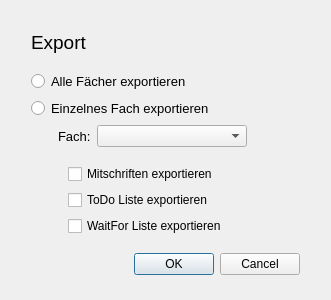
orgnnice/OrgNNice, file exportdialog.ui: the form before one commit.
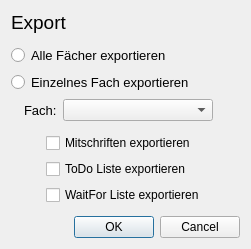
The form after the commit.

Commit message: gui size changes and subject detail changes

The edit to the form file:
```diff
--- a/exportdialog.ui
+++ b/exportdialog.ui
@@ -6,22 +6,15 @@
    <rect>
     <x>0</x>
     <y>0</y>
-    <width>331</width>
-    <height>300</height>
+    <width>251</width>
+    <height>249</height>
    </rect>
   </property>
   <property name="windowTitle">
    <string>ExportDialog</string>
   </property>
-  <widget class="QWidget" name="verticalLayoutWidget">
-   <property name="geometry">
-    <rect>
-     <x>20</x>
-     <y>20</y>
-     <width>291</width>
-     <height>266</height>
-    </rect>
-   </property>
+  <layout class="QVBoxLayout" name="verticalLayout_3">
+   <item>
    <layout class="QVBoxLayout" name="verticalLayout">
     <item>
      <widget class="QLabel" name="label_3">
@@ -209,19 +202,6 @@
         </property>
        </spacer>
       </item>
-      <item>
-       <spacer name="horizontalSpacer_4">
-        <property name="orientation">
-         <enum>Qt::Horizontal</enum>
-        </property>
-        <property name="sizeHint" stdset="0">
-         <size>
-          <width>40</width>
-          <height>20</height>
-         </size>
-        </property>
-       </spacer>
-      </item>
      </layout>
     </item>
     <item>
@@ -248,7 +228,8 @@
      </widget>
     </item>
    </layout>
-  </widget>
+   </item>
+  </layout>
  </widget>
  <layoutdefault spacing="6" margin="11"/>
  <resources/>
```
Lines whose indentation alone changed are shown as unchanged. The commit also changes 6 other files.
